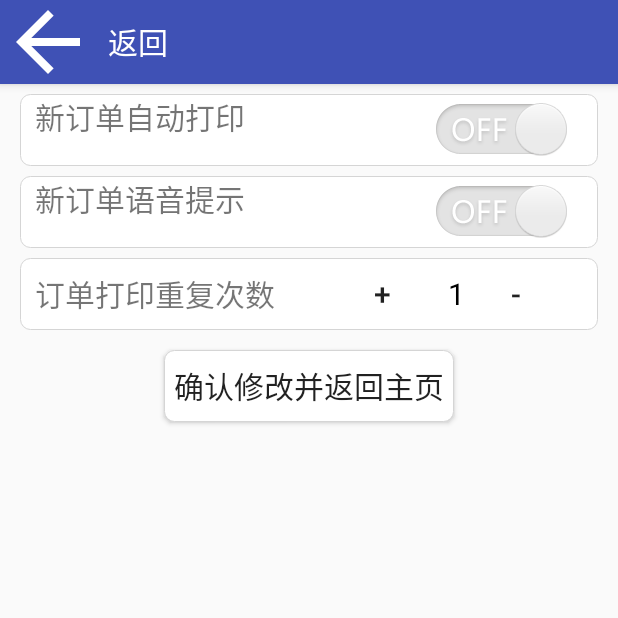
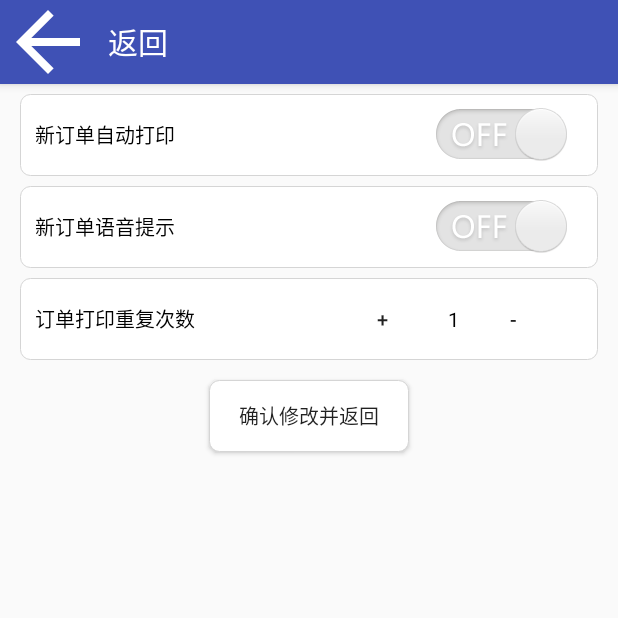
Before and after one commit to dswang2/orderDispose, an Android app: the SettingActivity screen opened directly, with no data from a screen before it, on a phone screen of 412 x 824 dp, the top half of it. Run offline under Robolectric (Android 15) with nearby library versions, the phone set to English and light mode, and no system bars.

Commit message:
设置界面显示情况微小改动

```diff
--- a/app/src/main/res/layout/settings_layout.xml
+++ b/app/src/main/res/layout/settings_layout.xml
@@ -14,16 +14,20 @@
         android:layout_marginRight="20px"
         android:layout_marginTop="10px"
         android:background="@drawable/set_bg"
-        android:gravity="center_vertical">
+        android:gravity="center_vertical"
+        android:paddingBottom="5px"
+        android:paddingTop="5px">
 
         <TextView
             android:layout_width="wrap_content"
             android:layout_height="wrap_content"
             android:layout_alignParentLeft="true"
+            android:layout_centerVertical="true"
             android:layout_marginLeft="15px"
             android:layout_marginRight="15px"
             android:text="新订单自动打印"
-            android:textSize="30px" />
+            android:textColor="@color/black"
+            android:textSize="20px" />
 
 
         <ToggleButton
@@ -52,17 +56,20 @@
         android:layout_marginRight="20px"
         android:layout_marginTop="5px"
         android:background="@drawable/set_bg"
-        android:gravity="center_vertical">
+        android:gravity="center_vertical"
+        android:paddingBottom="5px"
+        android:paddingTop="5px">
 
         <TextView
             android:layout_width="wrap_content"
             android:layout_height="wrap_content"
             android:layout_alignParentLeft="true"
+            android:layout_centerVertical="true"
             android:layout_marginLeft="15px"
             android:layout_marginRight="15px"
             android:text="新订单语音提示"
-            android:textSize="30px"
-             />
+            android:textColor="@color/black"
+            android:textSize="20px" />
 
 
         <ToggleButton
@@ -80,8 +87,6 @@
             android:textOff=""
             android:textOn=""
             android:visibility="visible" />
-
-
     </RelativeLayout>
 
     <LinearLayout
@@ -93,21 +98,25 @@
         android:layout_marginTop="5px"
         android:background="@drawable/set_bg"
         android:gravity="center"
-        android:orientation="horizontal">
+        android:orientation="horizontal"
+        android:paddingBottom="5px"
+        android:paddingTop="5px">
 
         <TextView
             android:layout_width="0dp"
             android:layout_height="wrap_content"
+            android:layout_gravity="center_vertical"
             android:layout_marginLeft="15px"
             android:layout_marginRight="15px"
             android:layout_weight="1"
             android:text="订单打印重复次数"
-            android:textSize="30px" />
+            android:textColor="@color/black"
+            android:textSize="20px" />
 
         <LinearLayout
             android:layout_width="0dp"
             android:layout_height="wrap_content"
-            android:layout_gravity="end"
+            android:layout_gravity="end|center_vertical"
             android:layout_marginLeft="15px"
             android:layout_marginRight="30px"
             android:layout_weight="1"
@@ -120,7 +129,7 @@
                 android:layout_height="wrap_content"
                 android:background="#00ffffff"
                 android:text="+"
-                android:textSize="30px" />
+                android:textSize="20px" />
 
             <TextView
                 android:id="@+id/set_tv_count"
@@ -128,7 +137,7 @@
                 android:layout_height="wrap_content"
                 android:text="1"
                 android:textColor="#000000"
-                android:textSize="30px" />
+                android:textSize="20px" />
 
             <Button
                 android:id="@+id/set_bt_count_down"
@@ -136,13 +145,14 @@
                 android:layout_height="wrap_content"
                 android:background="#00ffffff"
                 android:text="-"
-                android:textSize="30px" />
+                android:textSize="20px" />
 
             <TextView
                 android:layout_width="wrap_content"
                 android:layout_height="wrap_content"
                 android:text="次"
-                android:textSize="30px" />
+                android:textColor="@color/black"
+                android:textSize="20px" />
 
         </LinearLayout>
 
@@ -161,9 +171,10 @@
         android:background="@drawable/set_bg"
         android:gravity="center"
         android:orientation="horizontal"
-        android:padding="10px"
-        android:paddingLeft="10px"
-        android:paddingRight="10px"
-        android:text="确认修改并返回主页"
-        android:textSize="30px" />
+        android:paddingBottom="10px"
+        android:paddingLeft="30px"
+        android:paddingRight="30px"
+        android:paddingTop="10px"
+        android:text="确认修改并返回"
+        android:textSize="20px" />
 </LinearLayout>
```
